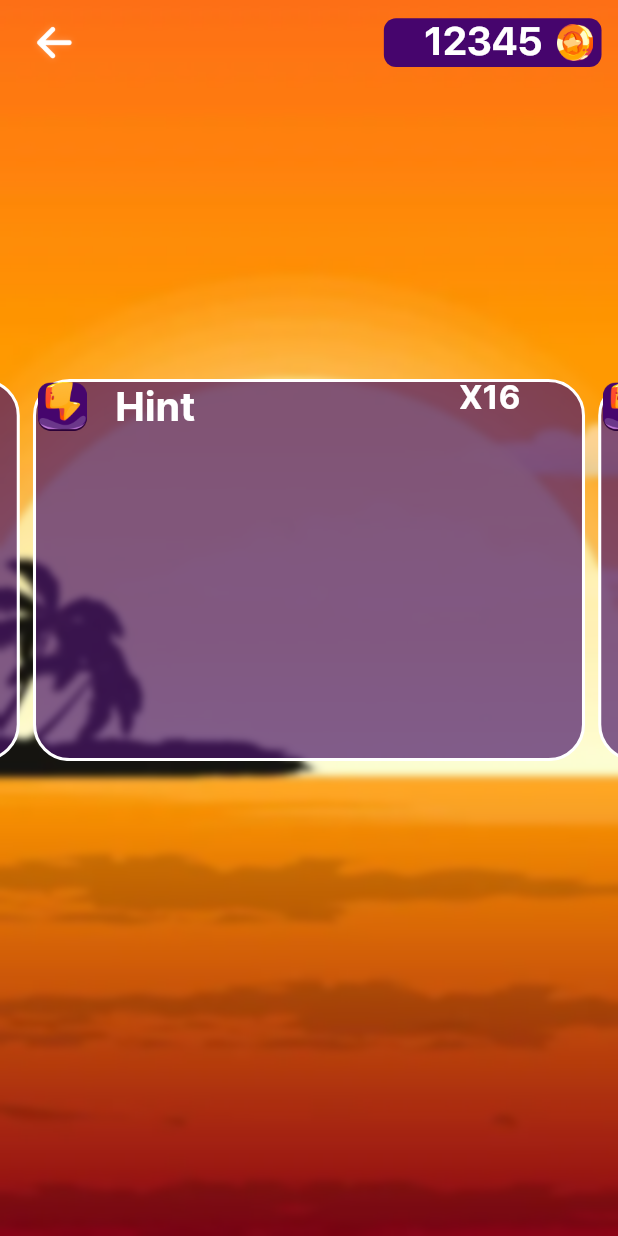
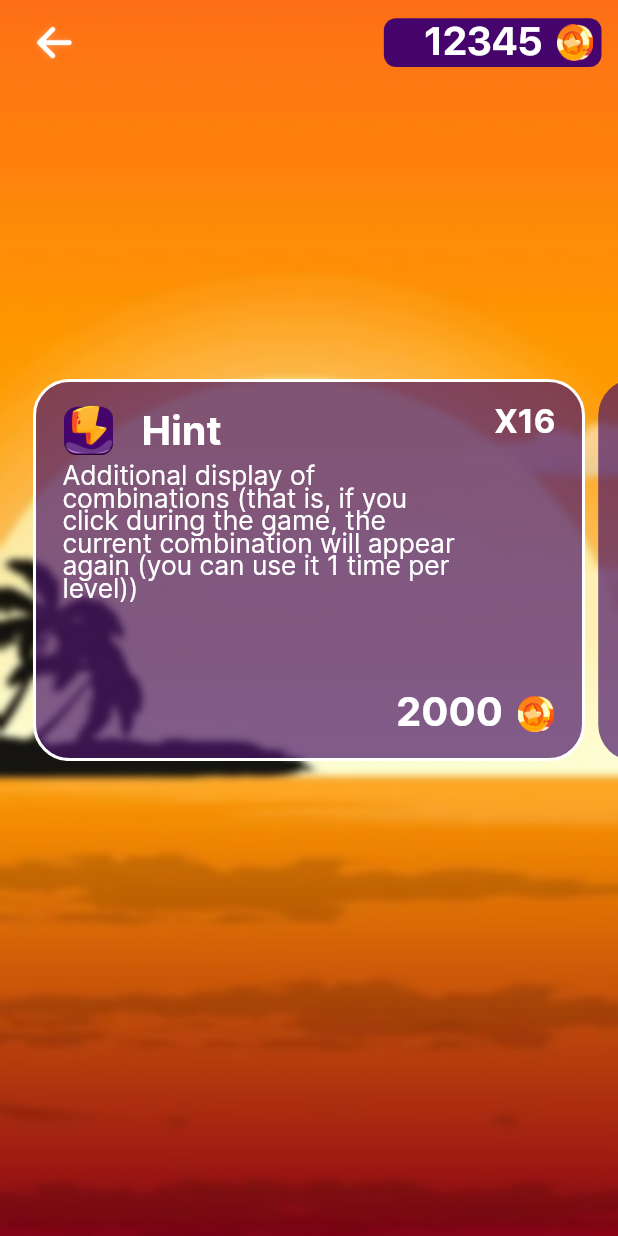
Before and after one commit to DianaTalantbekova/crystal-memories, a Flutter app: the screen it shows after launch, on a phone screen of 412 x 824 dp. Run offline on Flutter 3.47's test engine with Material 2 defaults, Android fonts, the phone set to English and light mode, and no system bars; drawn by our look-alikes of carousel_slider; our stand-ins replace bordered_text, flutter_screenutil, go_router, shared_preferences; project files that could hold a hidden picture were left out.

Commit message:
shop screen

```diff
--- a/lib/commons/text_style_helper.dart
+++ b/lib/commons/text_style_helper.dart
@@ -83,4 +83,11 @@ class TextStyleHelper {
     height: 20 / 20,
     color: ThemeHelper.white,
   );
+    static TextStyle helper11 = TextStyle(
+    fontFamily: 'Inter',
+    fontWeight: FontWeight.w400,
+    fontSize: 16.sp,
+    height: 16 / 19,
+    color: ThemeHelper.white,
+  );
 }
--- a/lib/screens/shop_screen.dart
+++ b/lib/screens/shop_screen.dart
@@ -3,6 +3,7 @@ import 'package:carousel_slider/carousel_slider.dart';
 import 'package:crystal_memories/commons/text_style_helper.dart';
 import 'package:crystal_memories/commons/theme_helper.dart';
 import 'package:crystal_memories/widgets/app_bar_widget.dart';
+import 'package:crystal_memories/widgets/main_button.dart';
 import 'package:flutter/material.dart';
 import 'package:flutter_screenutil/flutter_screenutil.dart';
 
@@ -56,31 +57,44 @@ class ShopScreen extends StatelessWidget {
           options: CarouselOptions(
             height: 251.h,
             viewportFraction: 0.9146,
+            enableInfiniteScroll: false,
+            onPageChanged: _onPageChanged,
           ),
           itemCount: 5,
           itemBuilder:
               (BuildContext context, int itemIndex, int pageViewIndex) {
-            return _carouselItem();
+
+            return _carouselItem(selected: itemIndex == 0);
+
           },
-        )
+        ),
       ],
     );
   }
 
-  Widget _carouselItem() {
+  Widget _carouselItem({required bool selected}) {
     return Padding(
       padding: EdgeInsets.symmetric(horizontal: 4.w),
       child: Container(
-        // width: 327.w,
         decoration: BoxDecoration(
           color: ThemeHelper.purple.withOpacity(0.69),
           borderRadius: BorderRadius.circular(24.r),
-          border: Border.all(
+          border: selected
+              ? Border.all(
                   width: 2.r,
                   color: ThemeHelper.white,
+                )
+              : null,
         ),
+        child: Padding(
+          padding: EdgeInsets.symmetric(
+            horizontal: 16.w,
+            vertical: 16.h,
           ),
-        child: Row(
+          child: Column(
+            crossAxisAlignment: CrossAxisAlignment.start,
+            children: [
+              Row(
                 crossAxisAlignment: CrossAxisAlignment.start,
                 children: [
                   SizedBox(
@@ -93,11 +107,44 @@ class ShopScreen extends StatelessWidget {
                   ),
                   SizedBox(width: 16.w),
                   Text('Hint', style: TextStyleHelper.helper9),
-            SizedBox(width: 160.w),
+                  const Spacer(),
                   Text('X16', style: TextStyleHelper.helper10),
                 ],
+              ),
+              SizedBox(height: 8.h),
+              SizedBox(
+                width: 247.w,
+                height: 123.h,
+                child: Text(
+                  'Additional display of combinations (that is, if you click during the game, the current combination will appear again (you can use it 1 time per level))',
+                  style: TextStyleHelper.helper11,
+                ),
+              ),
+              const Spacer(),
+              Row(
+                mainAxisAlignment: MainAxisAlignment.end,
+                children: [
+                  Text(
+                    '2000',
+                    style:
+                        TextStyleHelper.helper4.copyWith(fontFamily: 'Inter'),
+                  ),
+                  SizedBox(width: 8.w),
+                  SizedBox(
+                    width: 24.w,
+                    height: 24.h,
+                    child: Image.asset('assets/png/icons/econ.png'),
+                  ),
+                ],
+              ),
+            ],
+          ),
         ),
       ),
     );
   }
+
+  _onPageChanged(int index, CarouselPageChangedReason reason) {
+
   }
+}
```
Also changed, not shown: pubspec.yaml (+0 -16 lines), assets/fonts/InknutAntiqua-Black.ttf (deleted), assets/fonts/InknutAntiqua-Bold.ttf (deleted), assets/fonts/InknutAntiqua-ExtraBold.ttf (deleted), assets/fonts/InknutAntiqua-Light.ttf (deleted), assets/fonts/InknutAntiqua-Medium.ttf (deleted), assets/fonts/InknutAntiqua-Regular.ttf (deleted), assets/fonts/InknutAntiqua-SemiBold.ttf (deleted), assets/png/cosmo.png (added), assets/png/default.png (added), assets/png/icons/checkbox.png (added), assets/png/icons/checkbox1.png (added), assets/png/icons/gift.png (added), assets/png/jewel.png (added), 1 more files. Lines whose indentation alone changed are shown as unchanged.
